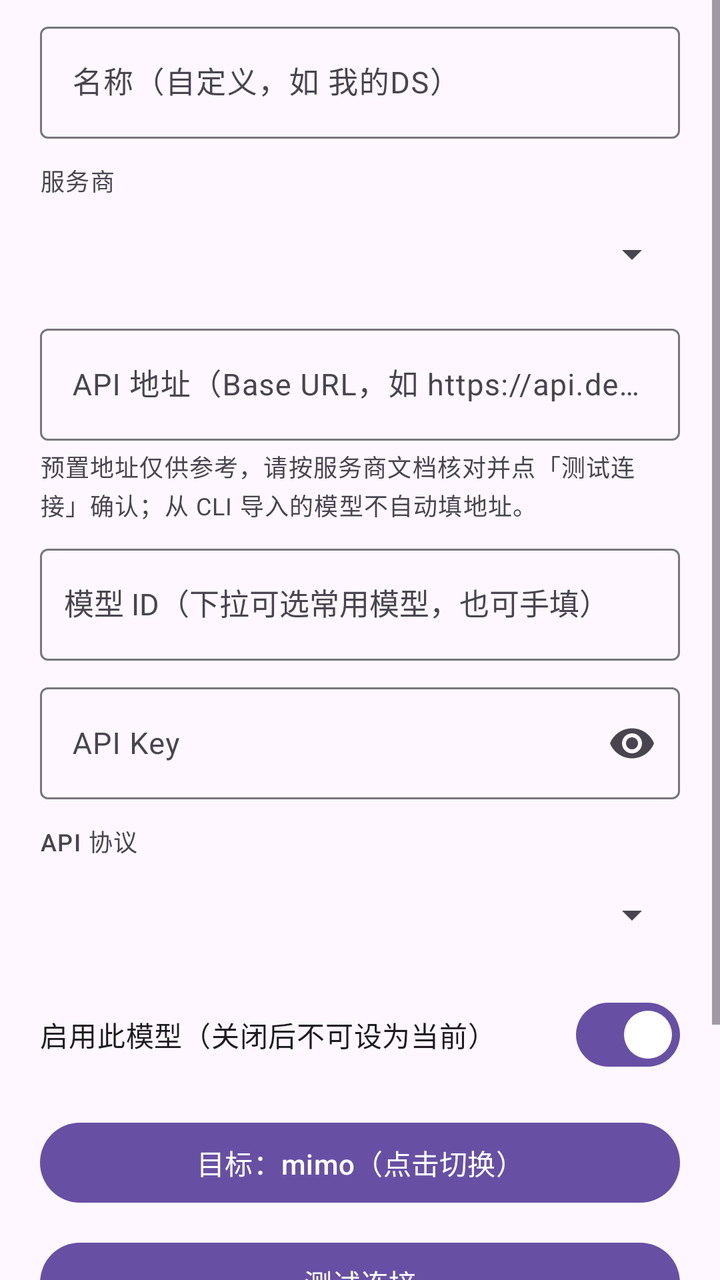
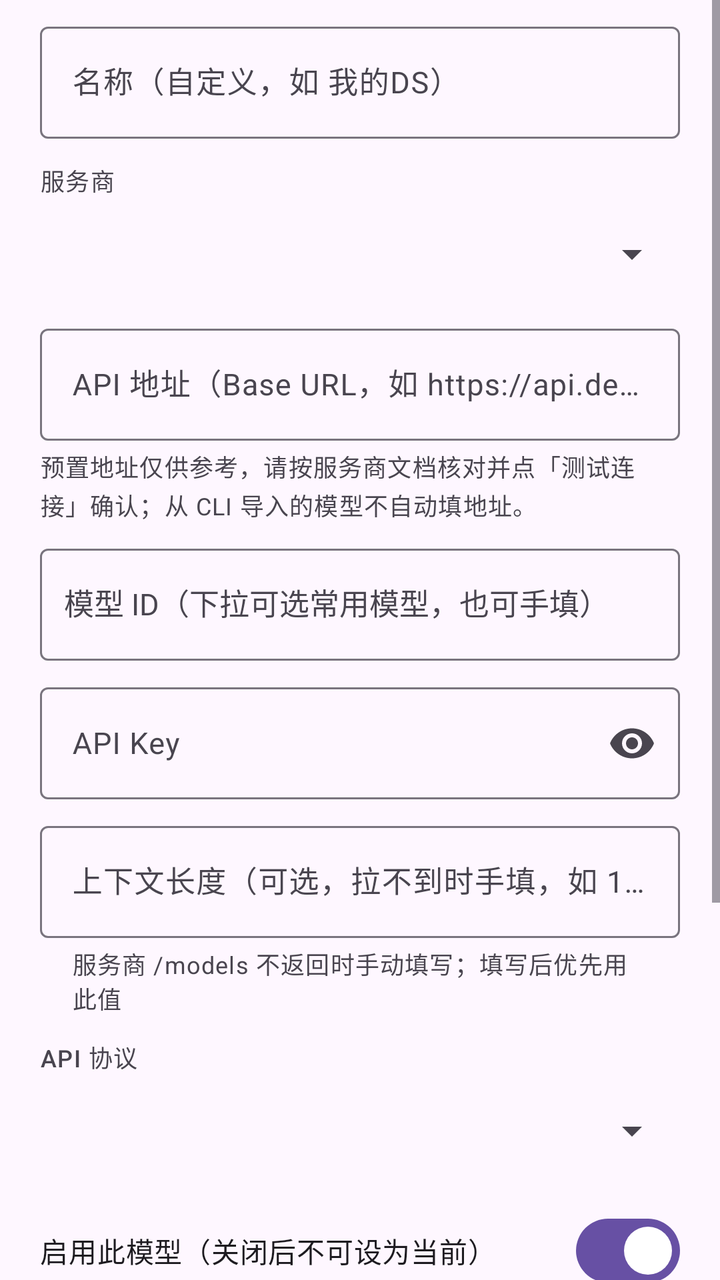

An Android layout rendered at two revisions. The XML below is the earlier revision; the diff shows what the commit changed to produce the second picture.
<!-- AndroidManifest.xml: application theme Theme.CodeTool.Starting -->
<!-- res/layout/dialog_ai_model.xml -->
<?xml version="1.0" encoding="utf-8"?>
<ScrollView xmlns:android="http://schemas.android.com/apk/res/android"
    xmlns:app="http://schemas.android.com/apk/res-auto"
    android:layout_width="match_parent"
    android:layout_height="wrap_content"
    android:fillViewport="true">

    <LinearLayout
        android:layout_width="match_parent"
        android:layout_height="wrap_content"
        android:orientation="vertical"
        android:paddingHorizontal="20dp"
        android:paddingTop="8dp"
        android:paddingBottom="8dp">

        <com.google.android.material.textfield.TextInputLayout
            android:layout_width="match_parent"
            android:layout_height="wrap_content"
            android:hint="名称（自定义，如 我的DS）">
            <com.google.android.material.textfield.TextInputEditText
                android:id="@+id/etAiName"
                android:layout_width="match_parent"
                android:layout_height="wrap_content"
                android:minHeight="56dp"
                android:gravity="center_vertical"
                android:textSize="15sp"
                android:inputType="text" />
        </com.google.android.material.textfield.TextInputLayout>

        
        <com.google.android.material.textview.MaterialTextView
            android:layout_width="wrap_content"
            android:layout_height="wrap_content"
            android:layout_marginTop="12dp"
            android:text="服务商"
            android:textAppearance="?attr/textAppearanceLabelMedium"
            android:textColor="?attr/colorOnSurfaceVariant" />

        <Spinner
            android:id="@+id/spAiProvider"
            android:layout_width="match_parent"
            android:layout_height="wrap_content"
            android:layout_marginTop="4dp"
            android:minHeight="48dp"
            android:spinnerMode="dropdown" />

        
        <com.google.android.material.button.MaterialButton
            android:id="@+id/btnAiDeleteProvider"
            style="?attr/materialButtonOutlinedStyle"
            android:layout_width="match_parent"
            android:layout_height="wrap_content"
            android:layout_marginTop="8dp"
            android:visibility="gone"
            android:text="删除此自定义服务商" />

        
        <com.google.android.material.textfield.TextInputLayout
            android:layout_width="match_parent"
            android:layout_height="wrap_content"
            android:layout_marginTop="8dp"
            android:hint="API 地址（Base URL，如 https://api.deepseek.com/v1）">
            <com.google.android.material.textfield.TextInputEditText
                android:id="@+id/etAiBaseUrl"
                android:layout_width="match_parent"
                android:layout_height="wrap_content"
                android:minHeight="56dp"
                android:gravity="center_vertical"
                android:textSize="15sp"
                android:inputType="textUri" />
        </com.google.android.material.textfield.TextInputLayout>

        <com.google.android.material.textview.MaterialTextView
            android:layout_width="match_parent"
            android:layout_height="wrap_content"
            android:layout_marginTop="4dp"
            android:text="预置地址仅供参考，请按服务商文档核对并点「测试连接」确认；从 CLI 导入的模型不自动填地址。"
            android:textAppearance="?attr/textAppearanceBodySmall"
            android:textColor="?attr/colorOnSurfaceVariant" />

        
        <com.google.android.material.textfield.TextInputLayout
            android:layout_width="match_parent"
            android:layout_height="wrap_content"
            android:layout_marginTop="8dp"
            android:hint="模型 ID（下拉可选常用模型，也可手填）">
            <com.google.android.material.textfield.MaterialAutoCompleteTextView
                android:id="@+id/etAiModel"
                android:layout_width="match_parent"
                android:layout_height="wrap_content"
                android:minHeight="56dp"
                android:gravity="center_vertical"
                android:paddingStart="12dp"
                android:paddingEnd="12dp"
                android:textSize="15sp"
                android:singleLine="true"
                android:inputType="text" />
        </com.google.android.material.textfield.TextInputLayout>

        <com.google.android.material.textfield.TextInputLayout
            android:layout_width="match_parent"
            android:layout_height="wrap_content"
            android:layout_marginTop="8dp"
            android:hint="API Key"
            app:endIconMode="password_toggle">
            <com.google.android.material.textfield.TextInputEditText
                android:id="@+id/etAiKey"
                android:layout_width="match_parent"
                android:layout_height="wrap_content"
                android:minHeight="56dp"
                android:gravity="center_vertical"
                android:textSize="15sp"
                android:inputType="textPassword" />
        </com.google.android.material.textfield.TextInputLayout>

        
        <com.google.android.material.textview.MaterialTextView
            android:layout_width="wrap_content"
            android:layout_height="wrap_content"
            android:layout_marginTop="12dp"
            android:text="API 协议"
            android:textAppearance="?attr/textAppearanceLabelMedium"
            android:textColor="?attr/colorOnSurfaceVariant" />

        <Spinner
            android:id="@+id/spAiApiType"
            android:layout_width="match_parent"
            android:layout_height="wrap_content"
            android:layout_marginTop="4dp"
            android:minHeight="48dp"
            android:spinnerMode="dropdown" />

        <com.google.android.material.materialswitch.MaterialSwitch
            android:id="@+id/swAiEnabled"
            android:layout_width="match_parent"
            android:layout_height="wrap_content"
            android:minHeight="56dp"
            android:layout_marginTop="8dp"
            android:checked="true"
            android:text="启用此模型（关闭后不可设为当前）"
            android:textAppearance="?attr/textAppearanceBodyMedium" />

        <com.google.android.material.button.MaterialButton
            android:id="@+id/btnAiTarget"
            android:layout_width="match_parent"
            android:layout_height="wrap_content"
            android:layout_marginTop="12dp"
            android:text="目标：mimo（点击切换）" />

        
        <com.google.android.material.button.MaterialButton
            android:id="@+id/btnAiTest"
            android:layout_width="match_parent"
            android:layout_height="wrap_content"
            android:layout_marginTop="12dp"
            android:text="测试连接" />

        <com.google.android.material.textview.MaterialTextView
            android:id="@+id/tvAiTestResult"
            android:layout_width="match_parent"
            android:layout_height="wrap_content"
            android:layout_marginTop="8dp"
            android:fontFamily="monospace"
            android:text="填好服务商 / API 地址 / Key 后点「测试连接」验证"
            android:textAppearance="?attr/textAppearanceBodySmall"
            android:textColor="?attr/colorOnSurfaceVariant" />

        <com.google.android.material.button.MaterialButton
            android:id="@+id/btnAiFetchCaps"
            style="?attr/materialButtonOutlinedStyle"
            android:layout_width="match_parent"
            android:layout_height="wrap_content"
            android:layout_marginTop="8dp"
            android:text="获取能力信息" />

        <com.google.android.material.textview.MaterialTextView
            android:id="@+id/tvAiCapsResult"
            android:layout_width="match_parent"
            android:layout_height="wrap_content"
            android:layout_marginTop="8dp"
            android:fontFamily="monospace"
            android:text="点「获取能力信息」从 API 拉取模型能力（上下文/工具/推理/图片），覆盖已有能力数据"
            android:textAppearance="?attr/textAppearanceBodySmall"
            android:textColor="?attr/colorOnSurfaceVariant" />

    </LinearLayout>
</ScrollView>
<!-- resources referenced by this layout -->
<resources>
  <style name="Theme.CodeTool.Starting" parent="Theme.Material3.DayNight.NoActionBar">
          <item name="android:windowBackground">?android:colorBackground</item>
          <item name="android:statusBarColor" tools:targetApi="l">?android:colorBackground</item>
      </style>
</resources>

<!-- the commit's change to res/layout/dialog_ai_model.xml (unified diff, before → after) -->
@@ -114,6 +114,23 @@
         </com.google.android.material.textfield.TextInputLayout>
 
         
+        <com.google.android.material.textfield.TextInputLayout
+            android:layout_width="match_parent"
+            android:layout_height="wrap_content"
+            android:layout_marginTop="8dp"
+            android:hint="上下文长度（可选，拉不到时手填，如 131072）"
+            app:helperText="服务商 /models 不返回时手动填写；填写后优先用此值">
+            <com.google.android.material.textfield.TextInputEditText
+                android:id="@+id/etAiContextLength"
+                android:layout_width="match_parent"
+                android:layout_height="wrap_content"
+                android:minHeight="56dp"
+                android:gravity="center_vertical"
+                android:textSize="15sp"
+                android:inputType="number" />
+        </com.google.android.material.textfield.TextInputLayout>
+
+        
         <com.google.android.material.textview.MaterialTextView
             android:layout_width="wrap_content"
             android:layout_height="wrap_content"
